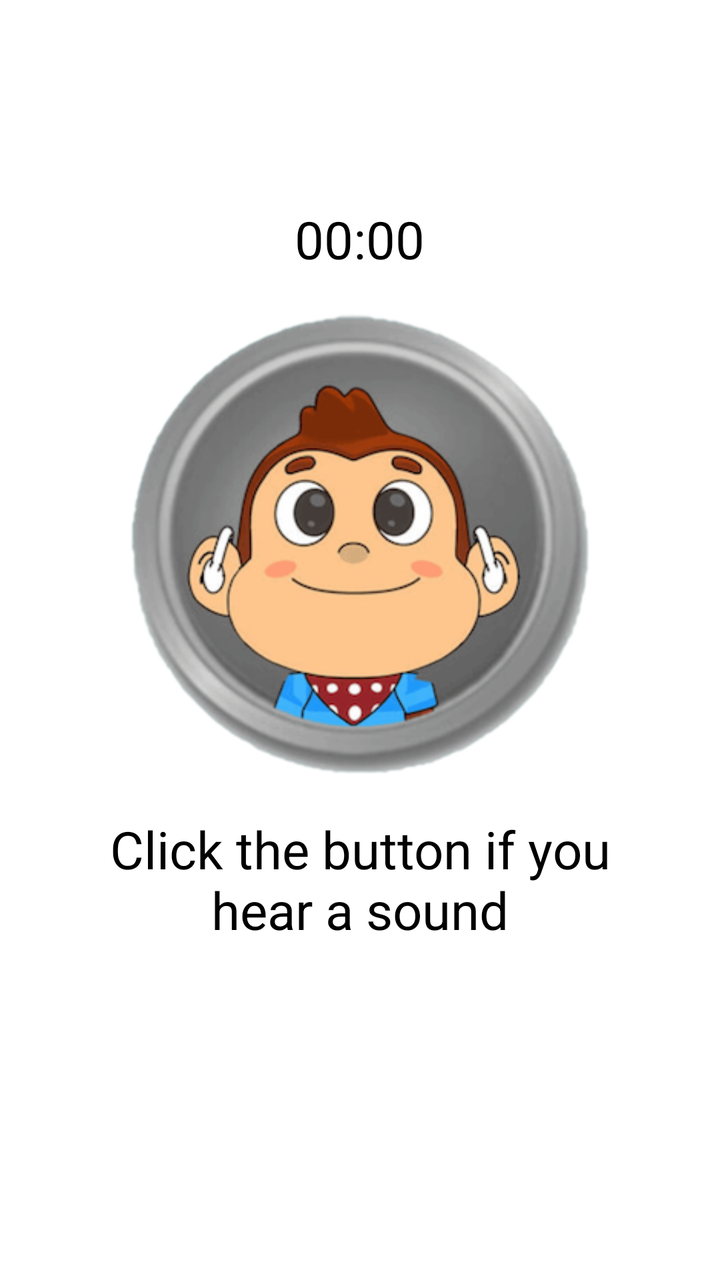
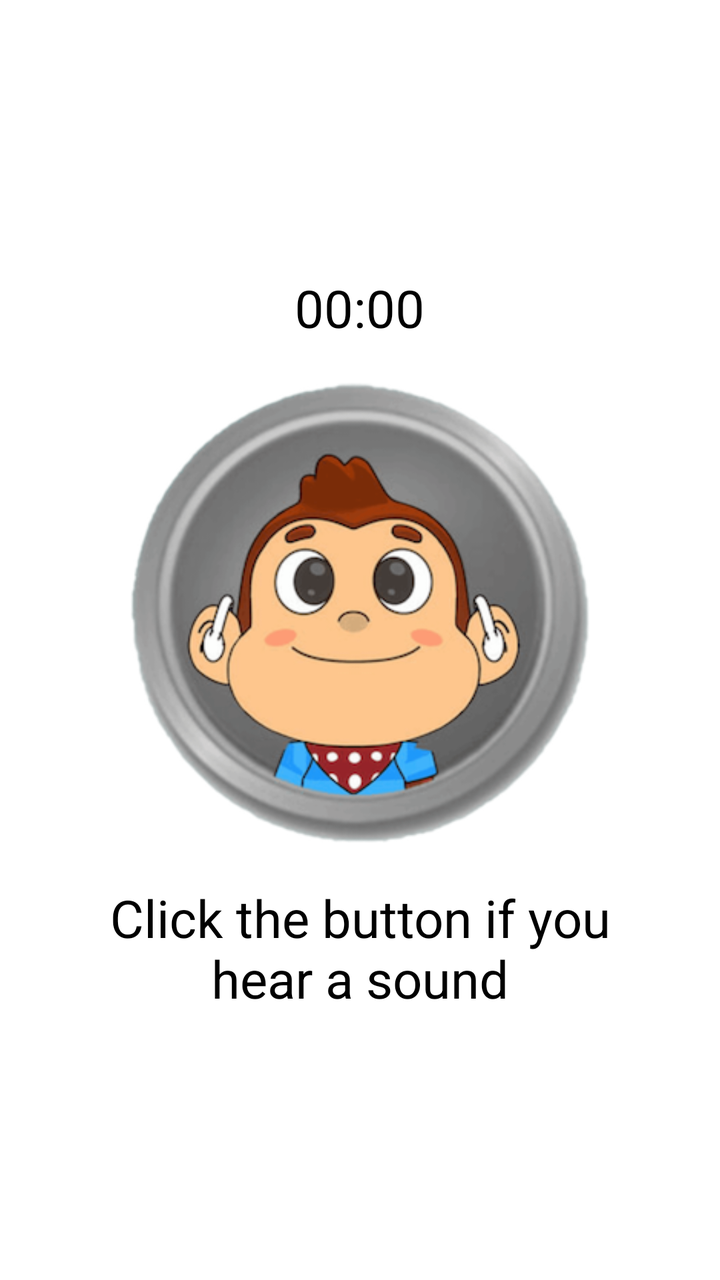

Two renders of the same Android screen: before a commit and after it. Below are the layout's source before the change and the commit's diff.
<!-- AndroidManifest.xml: application theme Theme.IAhead -->
<!-- res/layout/activity_starttest.xml -->
<?xml version="1.0" encoding="utf-8"?>
<LinearLayout xmlns:android="http://schemas.android.com/apk/res/android"
    android:layout_width="match_parent"
    android:layout_height="match_parent"
    android:orientation="vertical">

    <TextView
        android:id="@+id/tvFrequency"
        android:layout_width="wrap_content"
        android:layout_height="wrap_content"
        android:layout_marginLeft="40dp"
        android:layout_marginRight="40dp"
        android:text=""
        android:textSize="20dp"
        android:gravity="center_horizontal"
        android:textColor="@color/black"
        android:layout_gravity="center_horizontal"/>

    <TextView
        android:id="@+id/tvDisplay"
        android:layout_width="wrap_content"
        android:layout_height="wrap_content"
        android:layout_marginLeft="40dp"
        android:layout_marginRight="40dp"
        android:text=""
        android:textSize="26dp"
        android:gravity="center_horizontal"
        android:textColor="@color/black"
        android:layout_marginTop="20dp"
        android:layout_gravity="center_horizontal"/>

    <TextView
        android:id="@+id/tvTime"
        android:layout_width="wrap_content"
        android:layout_height="wrap_content"
        android:layout_marginLeft="40dp"
        android:layout_marginRight="40dp"
        android:text="00:00"
        android:textSize="26dp"
        android:gravity="center_horizontal"
        android:textColor="@color/black"
        android:layout_marginTop="20dp"
        android:layout_gravity="center_horizontal"/>

    <ImageView
        android:id="@+id/ivHit"
        android:layout_marginTop="20dp"
        android:background="@drawable/ongoing"
        android:layout_gravity="center_horizontal"
        android:layout_width="230dp"
        android:layout_height="230dp"/>

    <TextView
        android:id="@+id/tvText"
        android:layout_width="wrap_content"
        android:layout_height="wrap_content"
        android:layout_marginLeft="30dp"
        android:layout_marginRight="30dp"
        android:text="Click the button if you hear a sound"
        android:textSize="26dp"
        android:gravity="center_horizontal"
        android:textColor="@color/black"
        android:layout_marginTop="20dp"
        android:layout_gravity="center_horizontal"/>

    <LinearLayout
        android:visibility="gone"
        android:id="@+id/llNext"
        android:layout_marginTop="10dp"
        android:layout_gravity="center_horizontal"
        android:layout_width="wrap_content"
        android:layout_height="wrap_content"
        android:background="@color/buttonblue"
        android:orientation="horizontal">

        <TextView
            android:id="@+id/tv_next"
            android:layout_marginRight="50dp"
            android:layout_marginLeft="50dp"
            android:layout_marginBottom="10dp"
            android:layout_marginTop="10dp"
            android:textStyle="bold"
            android:layout_width="wrap_content"
            android:layout_height="wrap_content"
            android:text="NEXT"
            android:textSize="26dp"
            android:textColor="@color/white"/>
    </LinearLayout>
</LinearLayout>
<!-- resources referenced by this layout -->
<resources>
  <color name="black">#FF000000</color>
  <color name="buttonblue">#4498f7</color>
  <color name="white">#FFFFFFFF</color>
  <!-- drawable ongoing: png bitmap (drawable, 116205 bytes) -->
  <style name="Theme.IAhead" parent="Theme.MaterialComponents.DayNight.NoActionBar">
          
          <item name="colorPrimary">@color/purple_500</item>
          <item name="colorPrimaryVariant">@color/purple_700</item>
          <item name="colorOnPrimary">@color/white</item>
          
          <item name="colorSecondary">@color/teal_200</item>
          <item name="colorSecondaryVariant">@color/teal_700</item>
          <item name="colorOnSecondary">@color/black</item>
          
          <item name="android:statusBarColor">?attr/colorPrimaryVariant</item>
          
      </style>
  <color name="purple_500">#FF6200EE</color>
  <color name="purple_700">#FF3700B3</color>
  <color name="teal_200">#FF03DAC5</color>
  <color name="teal_700">#FF018786</color>
</resources>

<!-- the commit's change to res/layout/activity_starttest.xml (unified diff, before → after) -->
@@ -27,6 +27,19 @@
         android:gravity="center_horizontal"
         android:textColor="@color/black"
         android:layout_marginTop="20dp"
+        android:layout_gravity="center_horizontal"/>
+
+    <TextView
+        android:id="@+id/tvDb"
+        android:layout_width="wrap_content"
+        android:layout_height="wrap_content"
+        android:layout_marginLeft="40dp"
+        android:layout_marginRight="40dp"
+        android:text=""
+        android:textSize="18dp"
+        android:gravity="center_horizontal"
+        android:textColor="@color/black"
+        android:layout_marginTop="10dp"
         android:layout_gravity="center_horizontal"/>
 
     <TextView
